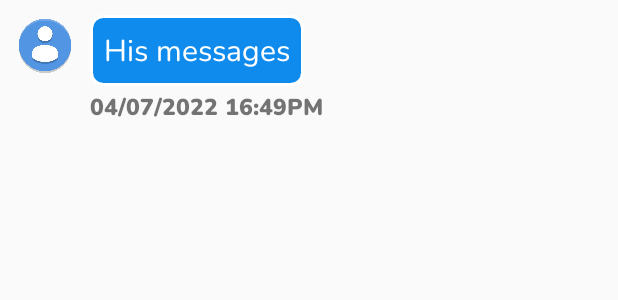
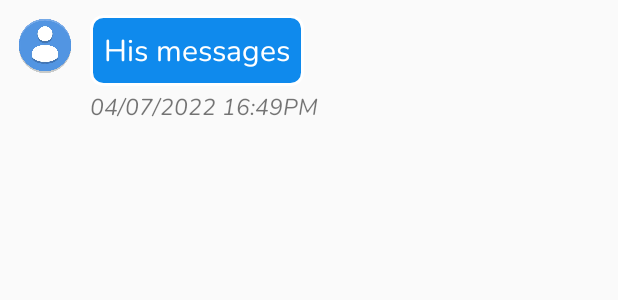
Before and after one commit to lengocphan2001/ChatApplication, an Android app: the layout row_chat_left.xml on its own in the app's theme, with its tools: preview values and no code run, on a phone screen of 412 x 824 dp. Shown: the top 300 px of the screen. Run offline under Robolectric (Android 15) with nearby library versions, the phone set to English and light mode, and no system bars.

Commit message:
updated last mess

```diff
--- a/app/src/main/java/com/example/chatapplication/ChatActivity.java
+++ b/app/src/main/java/com/example/chatapplication/ChatActivity.java
@@ -47,6 +47,7 @@ public class ChatActivity extends AppCompatActivity {
         mAuth = FirebaseAuth.getInstance();
         txtUserName = findViewById(R.id.txtMessages);
         imgUser = findViewById(R.id.imgUser);
+        messageDisplay = findViewById(R.id.recyclerMessages);
         imgUser.setOnClickListener(new View.OnClickListener() {
             @Override
             public void onClick(View v) {
--- a/app/src/main/res/layout/row_chat_left.xml
+++ b/app/src/main/res/layout/row_chat_left.xml
@@ -28,15 +28,16 @@
             android:textColor="@color/white"
             android:padding="9dp"
             android:text="His messages"/>
+
         <TextView
             android:id="@+id/txtTime"
-            android:layout_below="@id/txtChatMessage"
-            android:fontFamily="@font/nunito_black"
             android:layout_width="wrap_content"
             android:layout_height="wrap_content"
+            android:layout_below="@id/txtChatMessage"
             android:layout_centerVertical="true"
-            android:textSize="15sp"
-            android:text="04/07/2022 16:49PM"/>
+            android:fontFamily="@font/nunito_italic"
+            android:text="04/07/2022 16:49PM"
+            android:textSize="15sp" />
     </RelativeLayout>
 
 </LinearLayout>
--- a/app/src/main/res/layout/row_chat_right.xml
+++ b/app/src/main/res/layout/row_chat_right.xml
@@ -35,7 +35,7 @@
             android:layout_height="wrap_content"
             android:layout_below="@id/txtChatMessage"
             android:layout_alignParentEnd="true"
-            android:fontFamily="@font/nunito_black"
+            android:fontFamily="@font/nunito_italic"
             android:text="04/07/2022 16:49PM"
             android:textSize="15sp" />
     </RelativeLayout>
```
Also changed, not shown: app/src/main/java/com/example/chatapplication/ChatRoom.java (+1 -6 lines), app/src/main/java/com/example/chatapplication/chat/ChatAdapter.java (+12 -4 lines).
